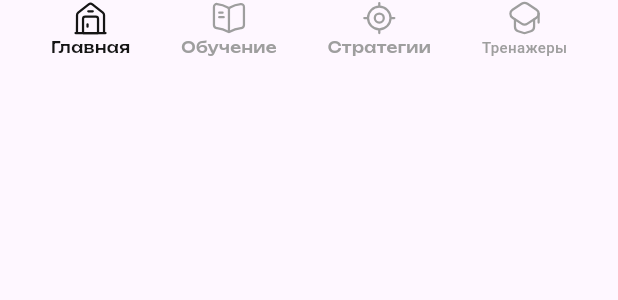
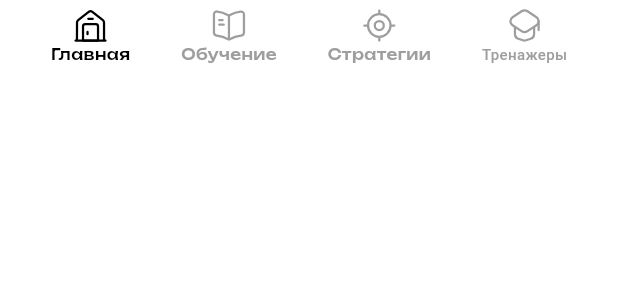
Before and after one commit to Testidedman/PleasureClub, a Flutter app: the CustomNavBar widget shown alone on an empty page, opened directly, on a phone screen of 412 x 824 dp. Shown: the top 300 px of the screen. Run offline on Flutter 3.47's test engine with Material 3 defaults, Android fonts, the phone set to English and light mode, and no system bars; our stand-ins replace bloc, flutter_bloc, flutter_svg, go_router, google_fonts, shared_preferences; accounts and stored records are empty.

```diff
--- a/lib/main.dart
+++ b/lib/main.dart
@@ -1,39 +1,45 @@
 import 'package:f/presentation/authorization/authorization_page.dart';
 import 'package:f/presentation/authorization/bloc/authorization_cubit.dart';
 import 'package:f/presentation/home/home_page.dart';
-import 'package:f/presentation/training_page.dart';
 import 'package:flutter/material.dart';
 import 'package:flutter_bloc/flutter_bloc.dart';
 import 'package:go_router/go_router.dart';
+import 'package:shared_preferences/shared_preferences.dart';
 
-void main() {
-  runApp(const MyApp());
+void main() async {
+  WidgetsFlutterBinding.ensureInitialized();
+  final SharedPreferences prefs = await SharedPreferences.getInstance();
+  ///TODO: Если я зареган блять а надо выйти
+  //prefs.clear();
+  final String? token = prefs.getString('access_token');
+  runApp(MyApp(token: token));
 }
 
-final _router = GoRouter(
-  routes: [
-    GoRoute(
-      path: '/home',
-      builder: (context, state) =>
-          BlocProvider(
-            create: (context) => AuthorizationCubit(),
-            child: AuthorizationPage(),
-          ),
-    ),
-    GoRoute(
-      path: '/',
-      builder: (context, state) => const HomePage(),
-    ),
-  ],
-);
+class MyApp extends StatelessWidget {
+  const MyApp({super.key, required this.token});
 
-class MyApp extends StatelessWidget {
-  const MyApp({super.key});
+  final String? token;
 
   @override
   Widget build(BuildContext context) {
     return MaterialApp.router(
-      routerConfig: _router,
+      routerConfig: GoRouter(
+        initialLocation: token == null ? '/' : '/home',
+        routes: [
+          GoRoute(
+            path: '/',
+            builder: (context, state) =>
+                BlocProvider(
+                  create: (context) => AuthorizationCubit(),
+                  child: const AuthorizationPage(),
+                ),
+          ),
+          GoRoute(
+            path: '/home',
+            builder: (context, state) => const HomePage(),
+          ),
+        ],
+      ),
     );
   }
 }
--- a/lib/presentation/authorization/bloc/authorization_state.dart
+++ b/lib/presentation/authorization/bloc/authorization_state.dart
@@ -1,21 +1,29 @@
 part of 'authorization_cubit.dart';
 
 class AuthorizationState {
-  AuthorizationState(
-      {this.obscureText = true,
-      this.isOnTap = false,
-      this.sufColor = const Color(0xffD4D4D4)});
+  AuthorizationState({
+    this.obscureText = true,
+    this.isOnTap = false,
+    this.sufColor = const Color(0xffD4D4D4),
+    this.isLoading = false
+  });
 
   final bool obscureText;
   final bool isOnTap;
   final Color sufColor;
+  final bool isLoading;
 
-  AuthorizationState copyWith(
-      {bool? obscureText, bool? isOnTap, Color? sufColor,}) {
+  AuthorizationState copyWith({
+    bool? obscureText,
+    bool? isOnTap,
+    Color? sufColor,
+    bool? isLoading
+  }) {
     return AuthorizationState(
         obscureText: obscureText ?? this.obscureText,
         isOnTap: isOnTap ?? this.isOnTap,
         sufColor: sufColor ?? this.sufColor,
+        isLoading: isLoading ?? this.isLoading
     );
   }
 }
--- a/lib/presentation/custom_nav_bar.dart
+++ b/lib/presentation/custom_nav_bar.dart
@@ -1,7 +1,5 @@
 import 'package:f/presentation/home/bloc/home_cubit.dart';
-import 'package:flutter/cupertino.dart';
 import 'package:flutter/material.dart';
-import 'package:flutter/widgets.dart';
 import 'package:flutter_bloc/flutter_bloc.dart';
 import 'package:flutter_svg/flutter_svg.dart';
 import 'package:google_fonts/google_fonts.dart';
@@ -18,19 +16,24 @@ class CustomNavBar extends StatelessWidget {
       child: BlocBuilder<HomeCubit, HomeState>(
         builder: (context, state) {
           return Container(
+            padding: const EdgeInsets.symmetric(vertical: 5),
+            decoration: const BoxDecoration(
+                color: Colors.white
+            ),
             child: Row(
               mainAxisAlignment: MainAxisAlignment.spaceBetween,
               children: [
                 const SizedBox(),
-                GestureDetector(
-                  onTap: () {
+                GestureDetector(onTap: () {
                   context.read<HomeCubit>().changeIndex(0);
                 },
                   child: Column(
                     children: [
                       SvgPicture.asset(
                         'images/house.svg',
-                        color: state.index == 0 ? Color(0xff151515) : Colors.grey,
+                        color: state.index == 0
+                            ? Colors.black
+                            : Colors.grey,
                       ),
                       Text(
                           'Главная',
@@ -38,7 +41,9 @@ class CustomNavBar extends StatelessWidget {
                               textStyle: TextStyle(
                                   fontWeight: FontWeight.w500,
                                   fontSize: 10,
-                                  color: state.index == 0 ? Color(0xff151515) : Colors.grey
+                                  color: state.index == 0
+                                      ? Colors.black
+                                      : Colors.grey
                               )
                           )
                       )
@@ -52,7 +57,9 @@ class CustomNavBar extends StatelessWidget {
                     children: [
                       SvgPicture.asset(
                         'images/book.svg',
-                      color: state.index == 1 ? Color(0xff151515) : Colors.grey,
+                        color: state.index == 1
+                            ? Colors.black
+                            : Colors.grey,
                       ),
                       Text(
                           'Обучение',
@@ -60,7 +67,9 @@ class CustomNavBar extends StatelessWidget {
                               textStyle: TextStyle(
                                   fontWeight: FontWeight.w500,
                                   fontSize: 10,
-                                  color: state.index == 1 ? Color(0xff151515) : Colors.grey
+                                  color: state.index == 1
+                                      ? Colors.black
+                                      : Colors.grey
                               )
                           )
                       )
@@ -74,7 +83,9 @@ class CustomNavBar extends StatelessWidget {
                     children: [
                       SvgPicture.asset(
                         'images/gps.svg',
-                        color: state.index == 2 ? Color(0xff151515) : Colors.grey,
+                        color: state.index == 2
+                            ? Colors.black
+                            : Colors.grey,
                       ),
                       Text(
                           'Стратегии',
@@ -82,7 +93,9 @@ class CustomNavBar extends StatelessWidget {
                               textStyle: TextStyle(
                                   fontWeight: FontWeight.w500,
                                   fontSize: 10,
-                                  color: state.index == 2 ? Color(0xff151515) : Colors.grey
+                                  color: state.index == 2
+                                      ? Colors.black
+                                      : Colors.grey
                               )
                           )
                       )
@@ -96,14 +109,18 @@ class CustomNavBar extends StatelessWidget {
                     children: [
                       SvgPicture.asset(
                         'images/teacher.svg',
-                        color: state.index == 3 ? Color(0xff151515) : Colors.grey,
+                        color: state.index == 3
+                            ? Colors.black
+                            : Colors.grey,
                       ),
                       Text(
                           'Тренажеры',
                           style: TextStyle(
                               fontWeight: FontWeight.w500,
                               fontSize: 10,
-                              color: state.index == 3 ? Color(0xff151515) : Colors.grey
+                              color: state.index == 3
+                                  ? Colors.black
+                                  : Colors.grey
                           )
                       )
                     ],
--- a/lib/presentation/home/bloc/home_cubit.dart
+++ b/lib/presentation/home/bloc/home_cubit.dart
@@ -1,5 +1,4 @@
 import 'package:bloc/bloc.dart';
-import 'package:meta/meta.dart';
 
 part 'home_state.dart';
 
@@ -9,5 +8,4 @@ class HomeCubit extends Cubit<HomeState> {
   void changeIndex(int index) {
     emit(state.copyWith(index: index));
   }
-
 }
--- a/lib/presentation/main_page.dart
+++ b/lib/presentation/main_page.dart
@@ -6,7 +6,7 @@ class MainPage extends StatelessWidget {
   @override
   Widget build(BuildContext context) {
     return const Scaffold(
-      backgroundColor: Colors.yellow,
+      backgroundColor: Colors.indigo,
     );
   }
 }
--- a/pubspec.yaml
+++ b/pubspec.yaml
@@ -31,6 +31,8 @@ dependencies:
   flutter_svg: ^2.0.7
   google_fonts: ^6.1.0
   go_router: ^14.0.1
+  http: ^1.2.1
+  shared_preferences: ^2.2.3
 
 
 dev_dependencies:
```
Also changed, not shown: lib/core/network_client.dart (added, +25 -0 lines), lib/presentation/authorization/authorization_page.dart (+81 -65 lines), lib/presentation/authorization/bloc/authorization_cubit.dart (+20 -0 lines), lib/presentation/home/home_page.dart (+7 -6 lines), pubspec.lock. Lines whose indentation alone changed are shown as unchanged.
